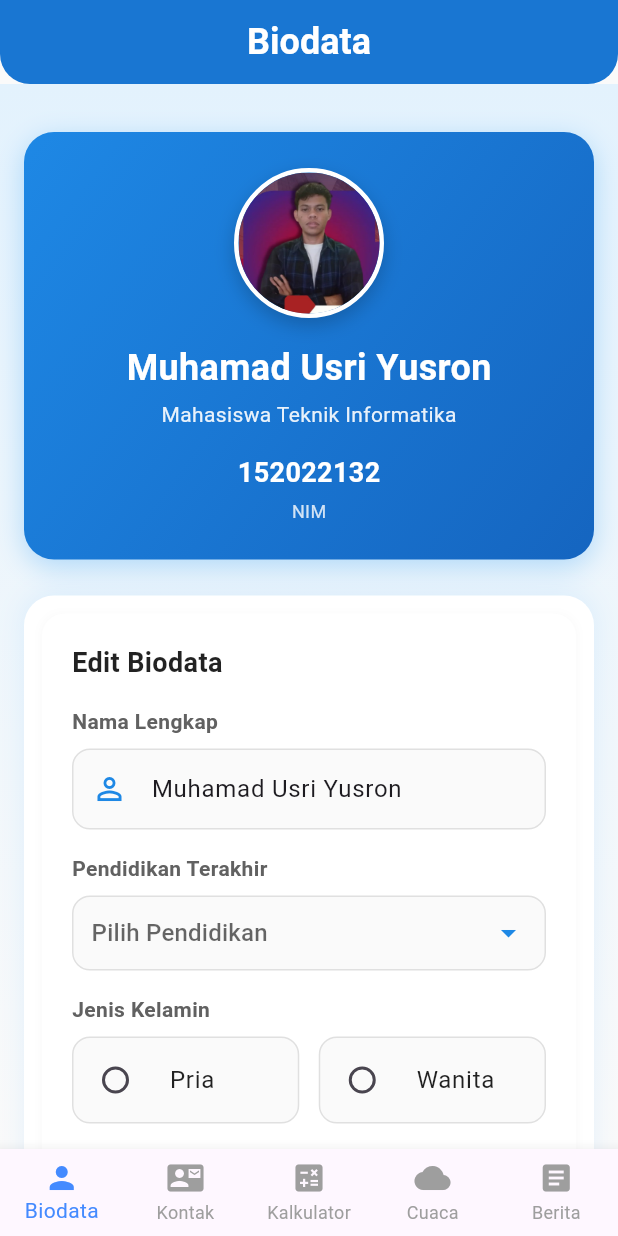
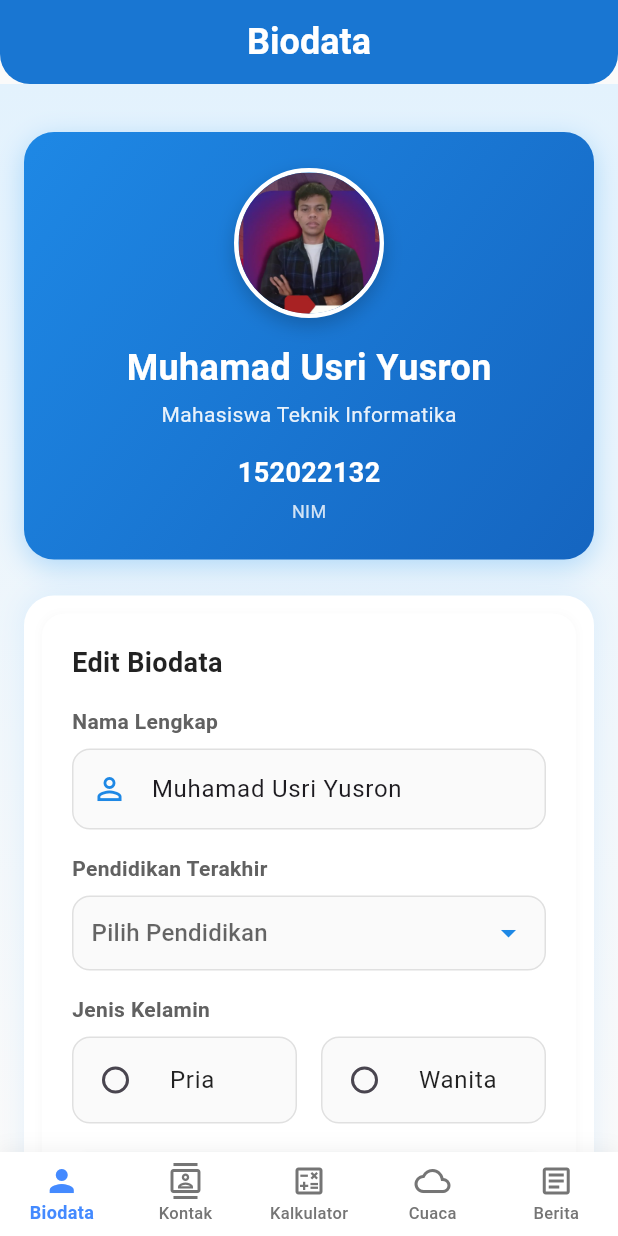
Before and after one commit to UsriYusron/uts_mobile_152022132, a Flutter app: the screen it shows after launch, on a phone screen of 412 x 824 dp. Run offline on Flutter 3.47's test engine with Material 3 defaults, Android fonts, the light colour scheme and no system bars.

Commit message:
update UI

```diff
--- /dev/null
+++ b/devtools_options.yaml
@@ -0,0 +1,3 @@
+description: This file stores settings for Dart & Flutter DevTools.
+documentation: https://docs.flutter.dev/tools/devtools/extensions#configure-extension-enablement-states
+extensions:
--- a/lib/biodata_page.dart
+++ b/lib/biodata_page.dart
@@ -446,7 +446,7 @@ class _BiodataPageState extends State<BiodataPage> {
                       },
                     ),
                   ),
-                  const SizedBox(width: 13),
+                  const SizedBox(width: 16),
                   Expanded(
                     child: _buildRadioOption(
                       value: 'Wanita',
--- a/lib/dashboard_page.dart
+++ b/lib/dashboard_page.dart
@@ -37,38 +37,149 @@ class _DashboardPageState extends State<DashboardPage> {
       //   backgroundColor: Colors.blueAccent,
       // ),
       // Tampilkan "Fragment" yang dipilih
-      body: Center(
-        child: _widgetOptions.elementAt(_selectedIndex),
+      body: Center(child: _widgetOptions.elementAt(_selectedIndex)),
+      // **Bottom Navigation Bar**
+      bottomNavigationBar: Container(
+        decoration: BoxDecoration(
+          color: Colors.white,
+          boxShadow: [
+            BoxShadow(
+              color: Colors.black.withOpacity(0.05),
+              blurRadius: 10,
+              offset: const Offset(0, -2),
             ),
-      // **Bottom Navigation Bar**
-      bottomNavigationBar: BottomNavigationBar(
-        items: const <BottomNavigationBarItem>[
+          ],
+        ),
+        child: BottomNavigationBar(
+          items: <BottomNavigationBarItem>[
             BottomNavigationBarItem(
-            icon: Icon(Icons.person),
+              icon: Stack(
+                children: [
+                  Icon(Icons.person_outline),
+                  if (_selectedIndex == 0)
+                    Positioned(
+                      right: 0,
+                      top: 0,
+                      child: Container(
+                        width: 6,
+                        height: 6,
+                        decoration: const BoxDecoration(
+                          shape: BoxShape.circle,
+                          color: Colors.blueAccent,
+                        ),
+                      ),
+                    ),
+                ],
+              ),
+              activeIcon: const Icon(Icons.person),
               label: 'Biodata',
             ),
             BottomNavigationBarItem(
-            icon: Icon(Icons.contact_mail),
+              icon: Stack(
+                children: [
+                  Icon(Icons.contacts_outlined),
+                  if (_selectedIndex == 1)
+                    Positioned(
+                      right: 0,
+                      top: 0,
+                      child: Container(
+                        width: 6,
+                        height: 6,
+                        decoration: const BoxDecoration(
+                          shape: BoxShape.circle,
+                          color: Colors.blueAccent,
+                        ),
+                      ),
+                    ),
+                ],
+              ),
+              activeIcon: const Icon(Icons.contacts),
               label: 'Kontak',
             ),
             BottomNavigationBarItem(
-            icon: Icon(Icons.calculate),
+              icon: Stack(
+                children: [
+                  Icon(Icons.calculate_outlined),
+                  if (_selectedIndex == 2)
+                    Positioned(
+                      right: 0,
+                      top: 0,
+                      child: Container(
+                        width: 6,
+                        height: 6,
+                        decoration: const BoxDecoration(
+                          shape: BoxShape.circle,
+                          color: Colors.blueAccent,
+                        ),
+                      ),
+                    ),
+                ],
+              ),
+              activeIcon: const Icon(Icons.calculate),
               label: 'Kalkulator',
             ),
             BottomNavigationBarItem(
-            icon: Icon(Icons.cloud),
+              icon: Stack(
+                children: [
+                  Icon(Icons.cloud_outlined),
+                  if (_selectedIndex == 3)
+                    Positioned(
+                      right: 0,
+                      top: 0,
+                      child: Container(
+                        width: 6,
+                        height: 6,
+                        decoration: const BoxDecoration(
+                          shape: BoxShape.circle,
+                          color: Colors.blueAccent,
+                        ),
+                      ),
+                    ),
+                ],
+              ),
+              activeIcon: const Icon(Icons.cloud),
               label: 'Cuaca',
             ),
             BottomNavigationBarItem(
-            icon: Icon(Icons.article),
+              icon: Stack(
+                children: [
+                  Icon(Icons.article_outlined),
+                  if (_selectedIndex == 4)
+                    Positioned(
+                      right: 0,
+                      top: 0,
+                      child: Container(
+                        width: 6,
+                        height: 6,
+                        decoration: const BoxDecoration(
+                          shape: BoxShape.circle,
+                          color: Colors.blueAccent,
+                        ),
+                      ),
+                    ),
+                ],
+              ),
+              activeIcon: const Icon(Icons.article),
               label: 'Berita',
             ),
           ],
           currentIndex: _selectedIndex,
           selectedItemColor: Colors.blueAccent,
-        unselectedItemColor: Colors.grey,
+          unselectedItemColor: Colors.grey.shade600,
           onTap: _onItemTapped,
-        type: BottomNavigationBarType.fixed, // Penting untuk 5 item atau lebih
+          type: BottomNavigationBarType.fixed,
+          backgroundColor: Colors.white,
+          elevation: 0,
+          selectedLabelStyle: const TextStyle(
+            fontWeight: FontWeight.w600,
+            fontSize: 12,
+          ),
+          unselectedLabelStyle: TextStyle(
+            fontWeight: FontWeight.w500,
+            fontSize: 11,
+            color: Colors.grey.shade600,
+          ),
+        ),
       ),
     );
   }
```
Lines whose indentation alone changed are shown as unchanged.
